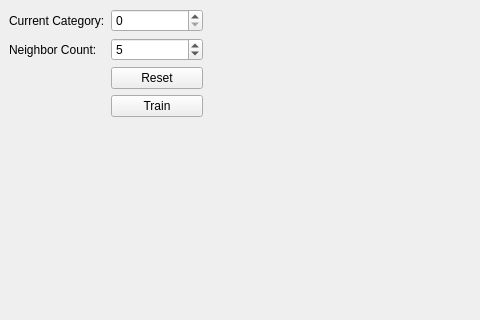
The window that MainWindow.ui (austinsimpson/austinsimpson) describes before a commit, drawn with Qt 5; both pictures show x 0 to 480 and y 0 to 320 of the 800 by 604 pixel window.
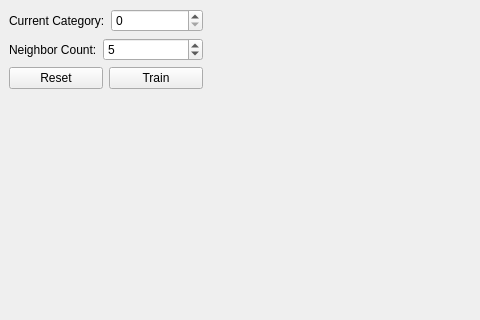
The same window after the commit. Custom widgets are drawn as their Qt base class.

```diff
--- a/MainWindow.ui
+++ b/MainWindow.ui
@@ -14,37 +14,62 @@
    <string>MainWindow</string>
   </property>
   <widget class="QWidget" name="centralwidget">
-   <layout class="QHBoxLayout" name="horizontalLayout" stretch="1,3">
+   <layout class="QHBoxLayout" name="horizontalLayout_4" stretch="1,3">
     <item>
-     <layout class="QVBoxLayout" name="verticalLayout" stretch="0,3">
+     <layout class="QVBoxLayout" name="verticalLayout">
       <item>
-       <layout class="QFormLayout" name="formLayout">
-        <property name="sizeConstraint">
-         <enum>QLayout::SetDefaultConstraint</enum>
-        </property>
-        <item row="0" column="0">
+       <layout class="QHBoxLayout" name="horizontalLayout_2">
+        <item>
          <widget class="QLabel" name="label">
           <property name="text">
            <string>Current Category:</string>
           </property>
          </widget>
         </item>
-        <item row="0" column="1">
+        <item>
          <widget class="QSpinBox" name="_categorySpinBox">
+          <property name="sizePolicy">
+           <sizepolicy hsizetype="MinimumExpanding" vsizetype="Fixed">
+            <horstretch>0</horstretch>
+            <verstretch>0</verstretch>
+           </sizepolicy>
+          </property>
+          <property name="minimumSize">
+           <size>
+            <width>30</width>
+            <height>0</height>
+           </size>
+          </property>
           <property name="maximum">
            <number>2</number>
           </property>
          </widget>
         </item>
-        <item row="1" column="0">
+       </layout>
+      </item>
+      <item>
+       <layout class="QHBoxLayout" name="horizontalLayout_3">
+        <item>
          <widget class="QLabel" name="label_3">
           <property name="text">
            <string>Neighbor Count:</string>
           </property>
          </widget>
         </item>
-        <item row="1" column="1">
+        <item>
          <widget class="QSpinBox" name="_neighborCountSpinBox">
+          <property name="sizePolicy">
+           <sizepolicy hsizetype="MinimumExpanding" vsizetype="Fixed">
+            <horstretch>0</horstretch>
+            <verstretch>0</verstretch>
+           </sizepolicy>
+          </property>
+          <property name="minimumSize">
+           <size>
+            <width>30</width>
+            <height>0</height>
+           </size>
+          </property>
           <property name="minimum">
            <number>1</number>
           </property>
@@ -53,22 +78,31 @@
           </property>
          </widget>
         </item>
-        <item row="2" column="0">
-         <widget class="QLabel" name="label_4">
-          <property name="text">
-           <string/>
-          </property>
-         </widget>
-        </item>
-        <item row="2" column="1">
+       </layout>
+      </item>
+      <item>
+       <layout class="QHBoxLayout" name="horizontalLayout">
+        <item>
          <widget class="QPushButton" name="_resetButton">
+          <property name="sizePolicy">
+           <sizepolicy hsizetype="MinimumExpanding" vsizetype="Fixed">
+            <horstretch>0</horstretch>
+            <verstretch>0</verstretch>
+           </sizepolicy>
+          </property>
           <property name="text">
            <string>Reset</string>
           </property>
          </widget>
         </item>
-        <item row="3" column="1">
+        <item>
          <widget class="QPushButton" name="_trainButton">
+          <property name="sizePolicy">
+           <sizepolicy hsizetype="MinimumExpanding" vsizetype="Fixed">
+            <horstretch>0</horstretch>
+            <verstretch>0</verstretch>
+           </sizepolicy>
+          </property>
           <property name="text">
            <string>Train</string>
           </property>
@@ -81,13 +115,10 @@
         <property name="orientation">
          <enum>Qt::Vertical</enum>
         </property>
-        <property name="sizeType">
-         <enum>QSizePolicy::MinimumExpanding</enum>
-        </property>
         <property name="sizeHint" stdset="0">
          <size>
           <width>20</width>
-          <height>80</height>
+          <height>40</height>
          </size>
         </property>
        </spacer>
```
